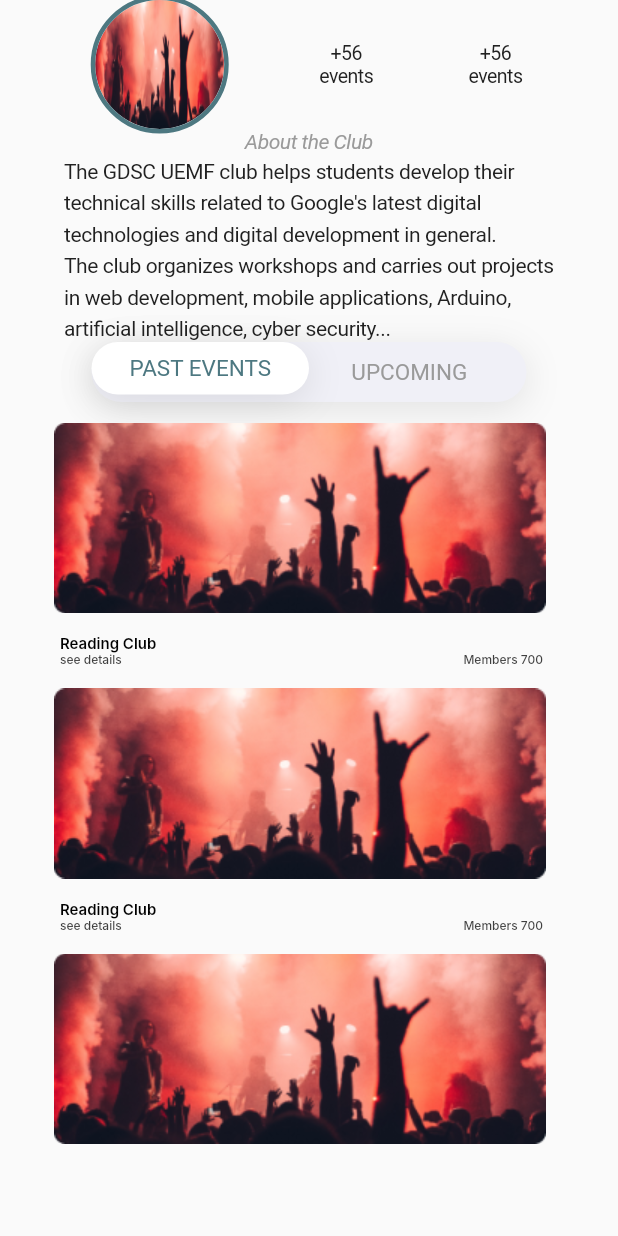
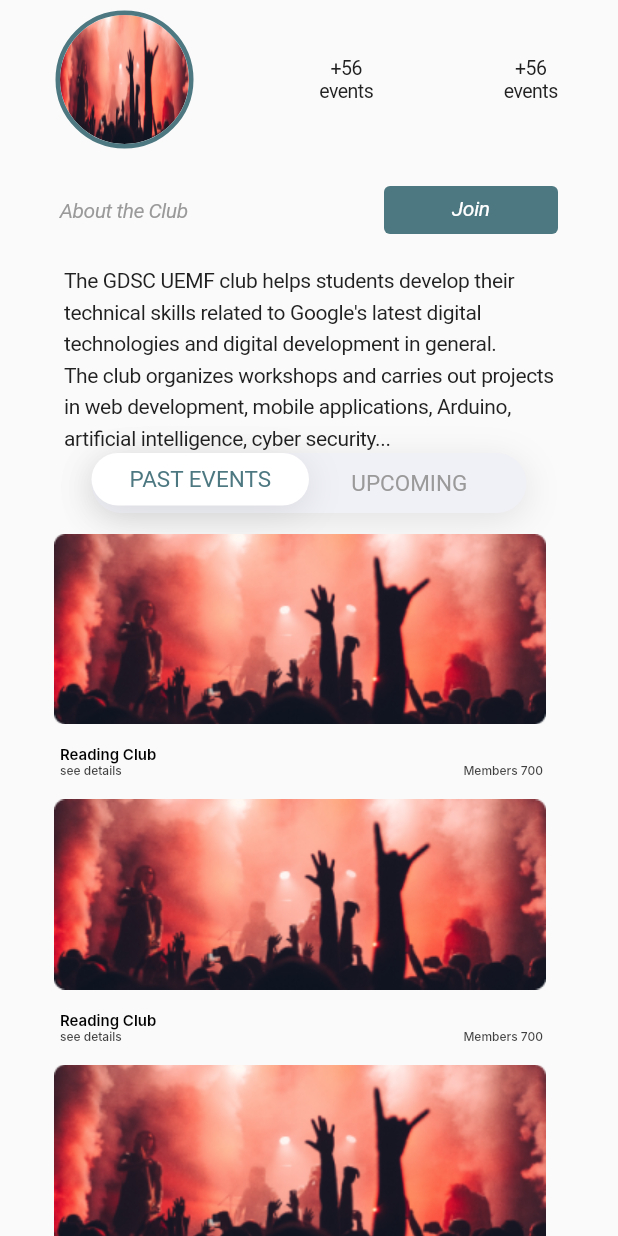
Before and after one commit to oussbad/Final-Project-flutter-, a Flutter app: the aboutClub screen opened directly, on a phone screen of 412 x 824 dp. Run offline on Flutter 3.47's test engine with Material 2 defaults, Android fonts, the light colour scheme and no system bars; Roboto replaces fonts that are missing (ABeeZee, Airbnb Cereal App, Inter).

Commit message:
fix:aboutclub fix UI

```diff
--- a/lib/aboutClub.dart
+++ b/lib/aboutClub.dart
@@ -16,8 +16,10 @@ class _aboutClubState extends State<aboutClub> {
     return Scaffold(
       body: Column(
         children: [
-          Row(
-            mainAxisAlignment: MainAxisAlignment.spaceEvenly,
+          Container(
+            margin: EdgeInsets.symmetric(horizontal: 40 ,vertical: 10),
+            child: Row(
+              mainAxisAlignment: MainAxisAlignment.spaceBetween,
               children: [
                 Container(
                   width: 86,
@@ -95,9 +97,12 @@ class _aboutClubState extends State<aboutClub> {
                 ),
               ],
             ),
-          Row(
-            mainAxisAlignment: MainAxisAlignment.spaceEvenly,
-            crossAxisAlignment: CrossAxisAlignment.end,
+          ),
+          Container(
+            margin: EdgeInsets.symmetric(horizontal: 40 ,vertical: 10),
+            child: Row(
+              mainAxisAlignment: MainAxisAlignment.spaceBetween,
+              crossAxisAlignment: CrossAxisAlignment.center,
               children: [
                 Text(
                   'About the Club',
@@ -111,34 +116,40 @@ class _aboutClubState extends State<aboutClub> {
                     letterSpacing: -0.35,
                   ),
                 ),
-              /*ElevatedButton(
+                TextButton(
                   onPressed: () {
-                  // Define the action when the button is pressed
+                    // Ajoutez ici l'action à effectuer lorsque le bouton est pressé
                   },
-                style: ElevatedButton.styleFrom(
-                  primary: Color(0xFF4D7881), // Button background color
+                  style: TextButton.styleFrom(
+                    backgroundColor: Color(0xFF4D7881), // Remplacez par la couleur de fond souhaitée
+                    minimumSize: Size(116, 32), // Définir la taille du bouton
+                    padding: EdgeInsets.zero, // Supprime le padding par défaut
                     shape: RoundedRectangleBorder(
-                    borderRadius: BorderRadius.circular(7), // Rounded corners
+                      borderRadius: BorderRadius.circular(4), // Définir les bords arrondis si nécessaire
                     ),
-                  fixedSize: Size(116, 32), // Button size
                   ),
                   child: Text(
                     'Join',
                     textAlign: TextAlign.center,
                     style: TextStyle(
-                    color: Colors.white, // Text color
+                      color: Colors.white,
                       fontSize: 14,
                       fontStyle: FontStyle.italic,
                       fontFamily: 'ABeeZee',
                       fontWeight: FontWeight.w400,
+                      height: 1.0, // Assurez-vous que la hauteur est appropriée pour le texte
                       letterSpacing: -0.24,
                     ),
                   ),
-              )*/
+                )
+
 
               ],
             ),
-          Text(
+          ),
+          Container(
+            margin: EdgeInsets.symmetric(vertical: 1),
+            child: Text(
               '''The GDSC UEMF club helps students develop their
 technical skills related to Google's latest digital
 technologies and digital development in general.
@@ -152,6 +163,7 @@ artificial intelligence, cyber security...''',
                 fontWeight: FontWeight.w400,
                 height: 1.5,  // Adjust line height as needed
                 letterSpacing: -0.24,
+              ),
             ),
           ),
           CustomSwitchButton(),
--- a/lib/main.dart
+++ b/lib/main.dart
@@ -21,10 +21,7 @@ class MyApp extends StatelessWidget {
   @override
   Widget build(BuildContext context) {
     return MaterialApp(
-      home: Scaffold(
-        appBar: AppBar(),
-        body: CustomSwitchButton(),
-      ),
+      home: aboutClub(),
     );
   }
 }
```
Lines whose indentation alone changed are shown as unchanged.
